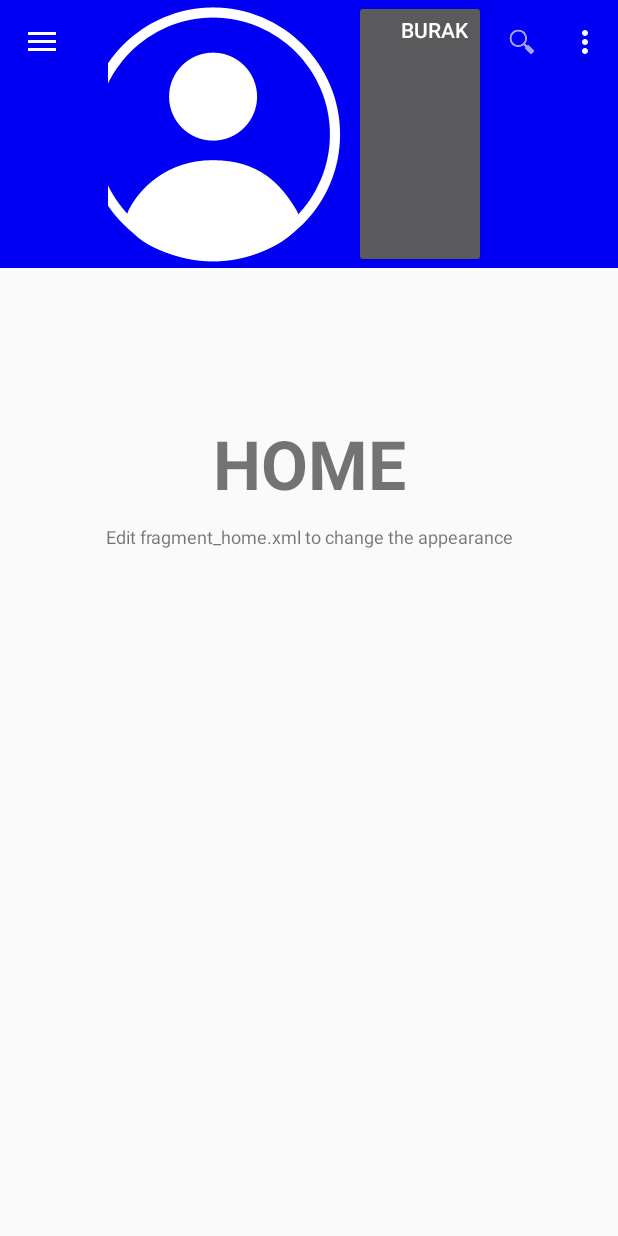
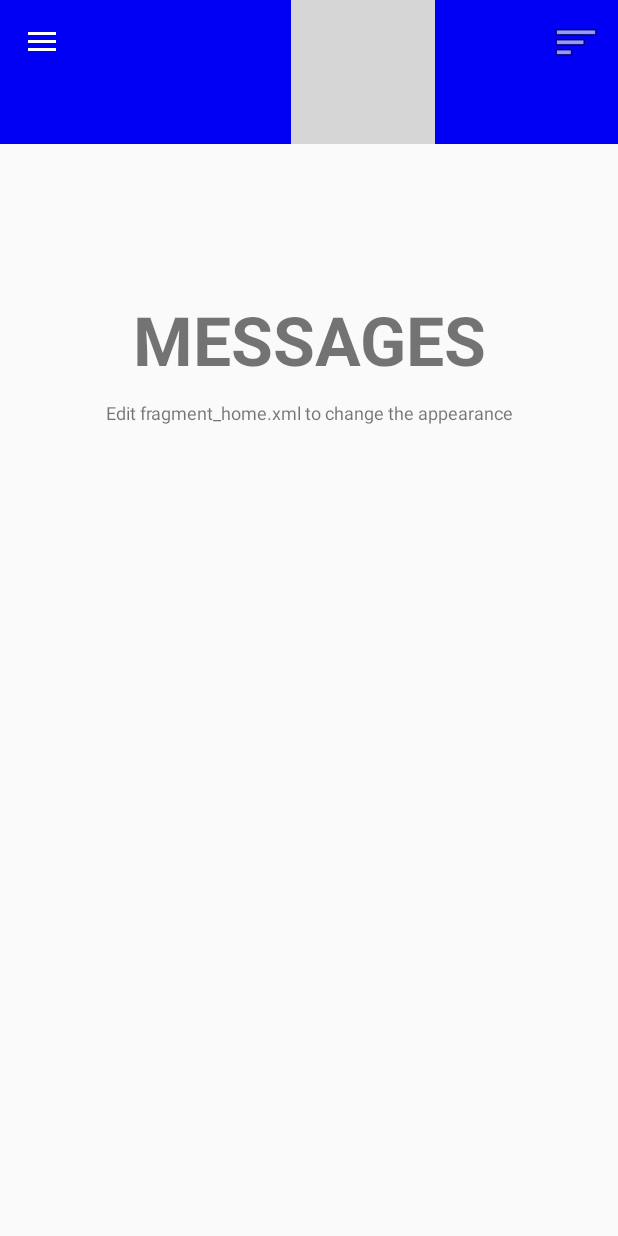
Before and after one commit to burakbaslican/materilmag, an Android app: the fragment MessagesFragment placed in its activity, on a phone screen of 412 x 824 dp. Run offline under Robolectric (Android 15) with nearby library versions, the phone set to English and light mode, and no system bars; libraries missing offline, so code that uses them is left out: com.jeremyfeinstein.slidingmenu, com.parse; 10 statements that could not run were skipped; grey boxes are pictures that could not be loaded.

```diff
--- a/app/src/main/AndroidManifest.xml
+++ b/app/src/main/AndroidManifest.xml
@@ -1,8 +1,10 @@
 <?xml version="1.0" encoding="utf-8"?>
 <manifest xmlns:android="http://schemas.android.com/apk/res/android"
     package="net.zahiri.materialmag" >
-
+    <uses-permission android:name="android.permission.INTERNET" />
+    <uses-permission android:name="android.permission.ACCESS_NETWORK_STATE" />
     <application
+        android:name=".App"
         android:allowBackup="true"
         android:icon="@mipmap/ic_launcher"
         android:label="@string/app_name"
--- a/app/src/main/java/net/zahiri/materialmag/activity/MainActivity.java
+++ b/app/src/main/java/net/zahiri/materialmag/activity/MainActivity.java
@@ -7,10 +7,16 @@ import android.support.v4.widget.DrawerLayout;
 import android.support.v7.app.AppCompatActivity;
 import android.os.Bundle;
 import android.support.v7.widget.Toolbar;
+import android.view.Gravity;
 import android.view.Menu;
 import android.view.MenuItem;
 import android.view.View;
+import android.widget.Button;
+import android.widget.ImageButton;
+import android.widget.Toast;
+import com.jeremyfeinstein.slidingmenu.lib.SlidingMenu;
 
+import com.parse.ParseObject;
 
 import net.zahiri.materialmag.R;
 import net.zahiri.materialmag.adapter.FragmentDrawer;
@@ -18,6 +24,8 @@ import net.zahiri.materialmag.adapter.FragmentDrawer;
 public class MainActivity extends AppCompatActivity implements FragmentDrawer.FragmentDrawerListener {
     private Toolbar mToolbar;
     private FragmentDrawer drawerFragment;
+    private ImageButton mMenuButton;
+    private SlidingMenu menuR;
 
     @Override
     protected void onCreate(Bundle savedInstanceState) {
@@ -29,9 +37,42 @@ public class MainActivity extends AppCompatActivity implements FragmentDrawer.Fr
         getSupportActionBar().setDisplayShowHomeEnabled(true);
 
 
+        menuR = new SlidingMenu(this);
+        menuR.setMode(SlidingMenu.RIGHT);
+        menuR.setTouchModeAbove(SlidingMenu.TOUCHMODE_MARGIN);
+
+
+
+        //     menuR.setShadowWidthRes(R.dimen.abc_action_bar_default_height);
+
+        // menu.setShadowDrawable(R.drawable.shadow);right menu
+        menuR.setBehindOffsetRes(R.dimen.nav_drawer_below_width);
+        menuR.setFadeDegree(0.35f);
+        menuR.attachToActivity(this, SlidingMenu.RIGHT);
+        menuR.setMenu(R.layout.fragment_navigation_drawer);
+
+
         drawerFragment = (FragmentDrawer) getSupportFragmentManager().findFragmentById(R.id.fragment_navigation_drawer);
-        drawerFragment.setUp(R.id.fragment_navigation_drawer, (DrawerLayout) findViewById(R.id.drawer_layout), mToolbar);
+        drawerFragment.setUp(R.id.fragment_navigation_drawer, (DrawerLayout) findViewById(R.id.main_layout), mToolbar);
         drawerFragment.setDrawerListener(this);
+
+
+
+        mMenuButton =(ImageButton) findViewById(R.id.btn_open_navmenu);
+
+        mMenuButton.setOnClickListener(new View.OnClickListener() {
+            @Override
+            public void onClick(View v) {
+
+                menuR.toggle();
+
+
+            }
+        });
+
+        ParseObject testObject = new ParseObject("TestObject");
+        testObject.put("foo", "bar");
+        testObject.saveInBackground();
 
 
     }
@@ -50,10 +91,11 @@ public class MainActivity extends AppCompatActivity implements FragmentDrawer.Fr
         // as you specify a parent activity in AndroidManifest.xml.
         int id = item.getItemId();
 
+        //menüyü aktif hale getirirsen bu alandan menüde tıklanan actionları alabilrisin
         //noinspection SimplifiableIfStatement
-        if (id == R.id.action_settings) {
-            return true;
-        }
+        //if (id == R.id.action_settings) {
+        //    return true;
+        //}
 
         return super.onOptionsItemSelected(item);
     }
@@ -62,6 +104,9 @@ public class MainActivity extends AppCompatActivity implements FragmentDrawer.Fr
     public void onDrawerItemSelected(View view, int position) {
         displayView(position);
     }
+
+
+
 
     private void displayView(int position) {
         Fragment fragment = null;
--- a/app/src/main/java/net/zahiri/materialmag/activity/MessagesFragment.java
+++ b/app/src/main/java/net/zahiri/materialmag/activity/MessagesFragment.java
@@ -24,7 +24,7 @@ public class MessagesFragment extends Fragment {
     @Override
     public View onCreateView(LayoutInflater inflater, ViewGroup container,
                              Bundle savedInstanceState) {
-        View rootView = inflater.inflate(R.layout.fragment_home, container, false);
+        View rootView = inflater.inflate(R.layout.fragment_messages, container, false);
 
 
         // Inflate the layout for this fragment
--- a/app/src/main/res/layout/activity_main.xml
+++ b/app/src/main/res/layout/activity_main.xml
@@ -1,7 +1,7 @@
 <android.support.v4.widget.DrawerLayout xmlns:android="http://schemas.android.com/apk/res/android"
     xmlns:app="http://schemas.android.com/apk/res-auto"
     xmlns:tools="http://schemas.android.com/tools"
-    android:id="@+id/drawer_layout"
+    android:id="@+id/main_layout"
     android:layout_width="match_parent"
     android:layout_height="match_parent">
 
@@ -37,8 +37,10 @@
         android:name="net.zahiri.materialmag.adapter.FragmentDrawer"
         android:layout_width="@dimen/nav_drawer_width"
         android:layout_height="match_parent"
-        android:layout_gravity="start"
+        android:layout_gravity="left"
         app:layout="@layout/fragment_navigation_drawer"
-        tools:layout="@layout/fragment_navigation_drawer" />
+        tools:layout="@layout/fragment_navigation_drawer"
+
+        />
 
 </android.support.v4.widget.DrawerLayout>
--- a/app/src/main/res/layout/nav_drawer_row.xml
+++ b/app/src/main/res/layout/nav_drawer_row.xml
@@ -2,7 +2,9 @@
 <RelativeLayout xmlns:android="http://schemas.android.com/apk/res/android"
     android:layout_width="match_parent"
     android:layout_height="wrap_content"
-    android:clickable="true">
+    android:clickable="true"
+
+    android:layout_gravity="end">
 
     <TextView
         android:id="@+id/title"
--- a/app/src/main/res/layout/toolbar.xml
+++ b/app/src/main/res/layout/toolbar.xml
@@ -16,6 +16,7 @@
         android:layout_height="match_parent">
 
         <!-- This is a centered logo -->
+        <!--
         <ImageView
             android:id="@+id/toolbar_logo"
             android:src="@drawable/ic_profile"
@@ -25,9 +26,15 @@
             android:layout_marginTop="4dp"
             android:layout_marginBottom="4dp"
             android:layout_gravity="center" />
+        -->
+        <ImageView
+            android:id="@+id/toolbar_logo"
+            android:src="@drawable/logo"
+            android:layout_width="wrap_content"
+            android:layout_height="fill_parent"
+            android:layout_gravity="center" />
+        <!--
 
-        <!-- This is a centered title -->
-        <!--
              <TextView
                  android:id="@+id/toolbar_title"
                  android:orientation="horizontal"
@@ -38,11 +45,10 @@
                  android:gravity="center_vertical"
                  android:visibility="gone"
                  android:text="@string/app_name"
-            android:textColor="@color/white"
+                 android:textColor="@color/textColorPrimary"
                  style="@style/TextAppearance.AppCompat.Widget.ActionBar.Title.Inverse"
                  />
      -->
-
              <!-- This is a custom left side button -->
         <!--
         <ImageButton
@@ -57,23 +63,13 @@
             -->
 
         <!-- This is a custom right side button -->
-        <!--
         <ImageButton
-            android:id="@+id/btn_search"
+            android:id="@+id/btn_open_navmenu"
             android:layout_width="?attr/actionBarSize"
             android:layout_height="?attr/actionBarSize"
             android:layout_gravity="end"
-            android:src="@drawable/ic_magnify_white_24dp"
+            android:src="@android:drawable/ic_menu_sort_by_size"
             style="@style/Widget.AppCompat.ActionButton" />
-            -->
 
-        <Button
-            android:layout_width="wrap_content"
-            android:layout_height="match_parent"
-            android:gravity="end"
-            android:text="burak"
-            android:layout_gravity="right"
-
-            />
     </FrameLayout>
     </android.support.v7.widget.Toolbar>
--- a/app/src/main/res/menu/menu_main.xml
+++ b/app/src/main/res/menu/menu_main.xml
@@ -2,7 +2,7 @@
     xmlns:app="http://schemas.android.com/apk/res-auto"
     xmlns:tools="http://schemas.android.com/tools"
     tools:context=".MainActivity">
-
+<!--
     <item
         android:id="@+id/action_search"
         android:title="@string/action_search"
@@ -15,4 +15,6 @@
         android:title="@string/action_settings"
         android:orderInCategory="100"
         app:showAsAction="never" />
+
+    -->
 </menu>
--- a/app/src/main/res/values/dimens.xml
+++ b/app/src/main/res/values/dimens.xml
@@ -4,4 +4,5 @@
     <dimen name="activity_horizontal_margin">16dp</dimen>
     <dimen name="activity_vertical_margin">16dp</dimen>
     <dimen name="nav_drawer_width">260dp</dimen>
+    <dimen name="nav_drawer_below_width">100dp</dimen>
 </resources>
```
Also changed, not shown: app/build.gradle (+13 -0 lines), app/src/main/java/net/zahiri/materialmag/App.java (added, +16 -0 lines), app/src/main/java/net/zahiri/materialmag/adapter/FragmentDrawer.java (+28 -2 lines), app/src/main/res/layout/fragment_navigation_drawer.xml (+6 -2 lines), 1 other file. Lines whose indentation alone changed are shown as unchanged.
